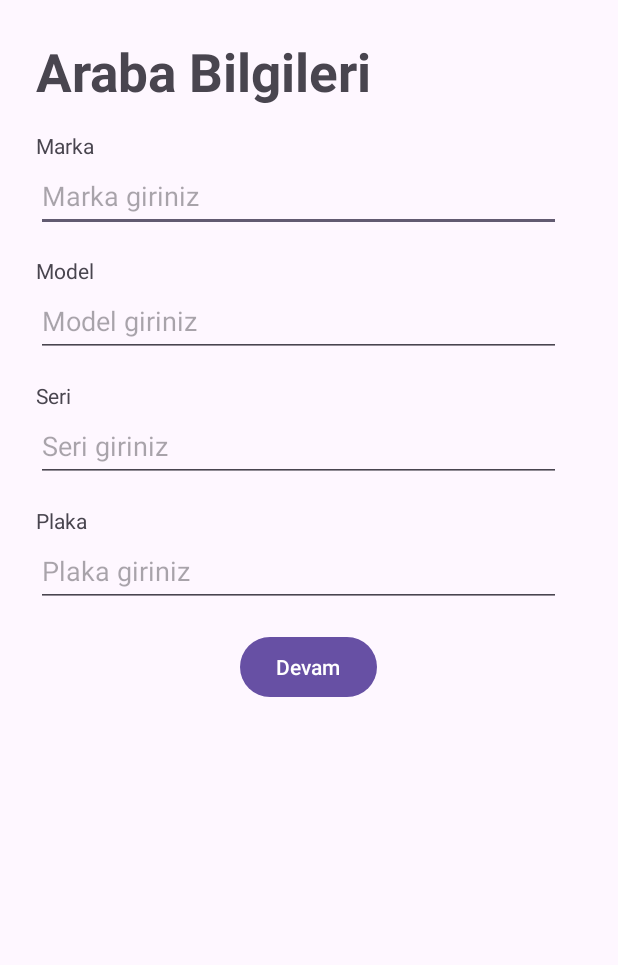
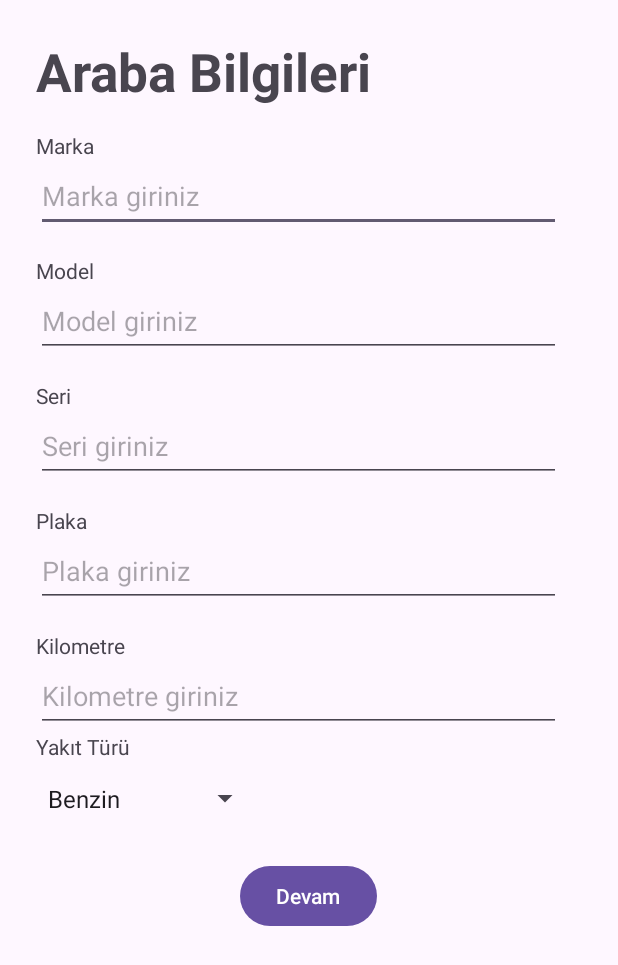
Before and after one commit to MustafaIncee/carServiceApp, an Android app: the Randevu screen opened directly, with no data from a screen before it, after a tap on "Devam", on a phone screen of 412 x 824 dp. Shown: the top 965 px of the screen. Run offline under Robolectric (Android 15) with nearby library versions, the phone set to English and light mode, and no system bars; libraries missing offline, so code that uses them is left out: com.vishnusivadas.advanced_httpurlconnection.

Commit message:
yakıt ve kilometre bölümleri eklendi. sorunsuz çalışıyor.

```diff
--- a/app/src/main/java/com/example/arabaservisiuygulama/Randevu.java
+++ b/app/src/main/java/com/example/arabaservisiuygulama/Randevu.java
@@ -11,6 +11,7 @@ import android.view.View;
 import android.widget.Button;
 import android.widget.EditText;
 import android.widget.ProgressBar;
+import android.widget.Spinner;
 import android.widget.Toast;
 
 import com.google.android.material.textfield.TextInputEditText;
@@ -18,9 +19,11 @@ import com.vishnusivadas.advanced_httpurlconnection.PutData;
 
 public class Randevu extends AppCompatActivity {
 
-    EditText textInputEditTextMarka, textInputEditTextModel, textInputEditTextSeri, textInputEditTextPlaka;
+    EditText textInputEditTextMarka, textInputEditTextModel, textInputEditTextSeri, textInputEditTextPlaka, TextInputEditTextKilometre;
 
     Button buttonRandevuOlustur;
+
+    Spinner spinnerYakit;
 
     @SuppressLint("WrongViewCast")
     @Override
@@ -34,19 +37,24 @@ public class Randevu extends AppCompatActivity {
         textInputEditTextModel = findViewById(R.id.model);
         textInputEditTextSeri = findViewById(R.id.seri);
         textInputEditTextPlaka = findViewById(R.id.plaka);
+        TextInputEditTextKilometre = findViewById(R.id.kilometre);
+
+        spinnerYakit = findViewById(R.id.yakit);
 
 
         buttonRandevuOlustur.setOnClickListener(new View.OnClickListener() {
             @Override
             public void onClick(View view) {
-                String marka, model, seri, plaka;
+                String marka, model, seri, plaka, kilometre, yakit;
                 marka = String.valueOf(textInputEditTextMarka.getText());
                 model = String.valueOf(textInputEditTextModel.getText());
                 seri = String.valueOf(textInputEditTextSeri.getText());
                 plaka = String.valueOf(textInputEditTextPlaka.getText());
+                kilometre = String.valueOf(TextInputEditTextKilometre.getText());
+                yakit = spinnerYakit.getSelectedItem().toString();
 
 
-                if (!marka.equals("") && !model.equals("") && !seri.equals("") && !plaka.equals("")){
+                if (!marka.equals("") && !model.equals("") && !seri.equals("") && !plaka.equals("") && !kilometre.equals("") && !yakit.equals("")){
                     //progressBar.setVisibility(View.VISIBLE);
                     Handler handler = new Handler(Looper.getMainLooper());
                     handler.post(new Runnable() {
@@ -55,18 +63,23 @@ public class Randevu extends AppCompatActivity {
 
                             //Starting Write and Read data with URL
                             //Creating array for parameters
-                            String[] field = new String[4];
+                            String[] field = new String[6];
                             field[0] = "marka";
                             field[1] = "model";
                             field[2] = "seri";
                             field[3] = "plaka";
+                            field[4] = "kilometre";
+                            field[5] = "yakit";
+
 
                             //Creating array for data
-                            String[] data = new String[4];
+                            String[] data = new String[6];
                             data[0] = marka;
                             data[1] = model;
                             data[2] = seri;
                             data[3] = plaka;
+                            data[4] = kilometre;
+                            data[5] = yakit;
 
                             PutData putData = new PutData("http://192.168.0.29/LoginRegister/CarInformation.php", "POST", field, data);
                             if (putData.startPut()) {
--- a/app/src/main/res/layout/activity_randevu.xml
+++ b/app/src/main/res/layout/activity_randevu.xml
@@ -73,6 +73,36 @@
             android:inputType="text"
             android:hint="Plaka giriniz" />
 
+        <TextView
+            android:layout_width="wrap_content"
+            android:layout_height="wrap_content"
+            android:layout_marginTop="16dp"
+            android:text="Kilometre" />
+
+        <EditText
+            android:id="@+id/kilometre"
+            android:layout_width="350dp"
+            android:layout_height="48dp"
+            android:inputType="text"
+            android:hint="Kilometre giriniz" />
+
+        <TextView
+            android:id="@+id/yakit_turu_label"
+            android:layout_width="wrap_content"
+            android:layout_height="wrap_content"
+            android:text="Yakıt Türü"
+            app:layout_constraintTop_toTopOf="parent"
+            app:layout_constraintStart_toStartOf="parent"/>
+
+        <Spinner
+            android:id="@+id/yakit"
+            android:layout_width="150dp"
+            android:layout_height="50dp"
+            android:entries="@array/yakit_turleri"
+            app:layout_constraintTop_toBottomOf="@id/yakit_turu_label"
+            app:layout_constraintStart_toStartOf="parent"/>
+
+
         <Button
             android:id="@+id/randevuOlustur"
             android:layout_width="wrap_content"
--- a/app/src/main/res/values/strings.xml
+++ b/app/src/main/res/values/strings.xml
@@ -19,6 +19,12 @@
     <string name="second_fragment_label">Second Fragment</string>
     <string name="next">Next</string>
     <string name="previous">Previous</string>
+    <string-array name="yakit_turleri">
+        <item>Benzin</item>
+        <item>Dizel</item>
+        <item>Elektrik</item>
+        <item>Hybrid</item>
+    </string-array>
 
     <string name="title_activity_randevu">Randevu</string>
 </resources>
```
